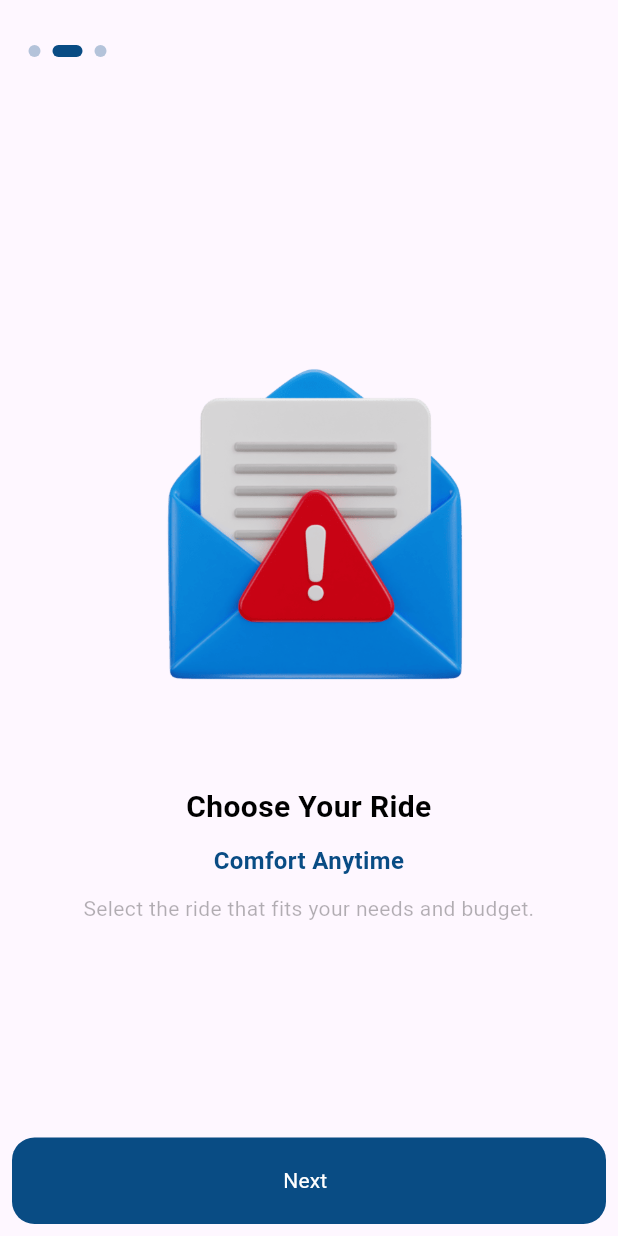
After one commit to saaadgawesh/uberClone, a Flutter app: the screen it shows after launch, after a tap on "Next", on a phone screen of 412 x 824 dp. The commit adds this screen. Run offline on Flutter 3.47's test engine with Material 3 defaults, Android fonts, the phone set to English and light mode, and no system bars; our stand-ins replace cached_network_image, flutter_map, latlong2, location.

Commit message:
landing page

```diff
--- a/lib/App.dart
+++ b/lib/App.dart
@@ -1,11 +1,11 @@
 import 'package:flutter/material.dart';
-import 'package:uberCloneRider/feature/navBar/screens/NavBar.dart';
+import 'package:uberCloneRider/feature/landingPages/landingPage.dart';
 
 class App extends StatelessWidget {
   const App({super.key});
 
   @override
   Widget build(BuildContext context) {
-    return MaterialApp(home: const Navbar(), debugShowCheckedModeBanner: false);
+    return MaterialApp(home: Landingpage(), debugShowCheckedModeBanner: false);
   }
 }
--- a/lib/core/resources/customAppText.dart
+++ b/lib/core/resources/customAppText.dart
@@ -1,4 +1,3 @@
-
 import 'package:flutter/material.dart';
 
 class CustomAppText extends StatelessWidget {
--- /dev/null
+++ b/lib/feature/landingPages/landingPage.dart
@@ -0,0 +1,137 @@
+import 'package:flutter/material.dart';
+import 'package:uberCloneRider/core/constant/App_Color.dart';
+import 'package:uberCloneRider/core/resources/App_Size.dart';
+import 'package:uberCloneRider/core/resources/CustomAppText.dart';
+import 'package:uberCloneRider/core/resources/customAppIcon.dart';
+import 'package:uberCloneRider/core/resources/sizedboxWidget.dart';
+import 'package:uberCloneRider/core/widgets/defaultElevatedButton.dart';
+import 'package:uberCloneRider/feature/landingPages/models/landingPageModel.dart';
+import 'package:uberCloneRider/feature/navBar/screens/NavBar.dart';
+
+class Landingpage extends StatefulWidget {
+  const Landingpage({super.key});
+
+  @override
+  State<Landingpage> createState() => _LandingpageState();
+}
+
+class _LandingpageState extends State<Landingpage> {
+  int currentIndex = 0;
+  final PageController _pageController = PageController();
+
+  @override
+  Widget build(BuildContext context) {
+    return Scaffold(
+      body: Column(
+        crossAxisAlignment: CrossAxisAlignment.end,
+
+        children: [
+          Padding(
+            padding: const EdgeInsets.only(top: 30, left: 15, right: 15),
+            child: Row(
+              mainAxisAlignment: MainAxisAlignment.spaceBetween,
+              children: [
+                if (currentIndex == 0)
+                  customAppIcon(AppColor.blueColor, Icons.language, 22,),
+                _buildDotsIndicator(),
+              ],
+            ),
+          ),
+          Expanded(
+            child: PageView.builder(
+              controller: _pageController,
+              itemCount: landingmodels.length,
+              physics: const BouncingScrollPhysics(),
+              onPageChanged: (index) {
+                setState(() {
+                  currentIndex = index;
+                });
+              },
+              itemBuilder: (context, index) {
+                final model = landingmodels[index];
+
+                return Padding(
+                  padding: const EdgeInsets.only(top: 25, left: 15, right: 15),
+                  child: Column(
+                    mainAxisAlignment: MainAxisAlignment.center,
+                    children: [
+                      Image.asset(model.image),
+                      heightSizedbox(20),
+
+                      CustomAppText(
+                        text: model.title,
+                        fontSize: 20,
+                        fontWeight: FontWeight.w700,
+                      ),
+
+                      heightSizedbox(10),
+
+                      CustomAppText(
+                        text: model.text,
+                        fontSize: 16,
+                        textColor: AppColor.blueColor,
+                        fontWeight: FontWeight.w700,
+                      ),
+
+                      heightSizedbox(10),
+
+                      Center(
+                        child: CustomAppText(
+                          text: model.desc,
+                          textColor: AppColor.blackColorwithopacity,
+                        ),
+                      ),
+                    ],
+                  ),
+                );
+              },
+            ),
+          ),
+        ],
+      ),
+
+      bottomNavigationBar: Padding(
+        padding: const EdgeInsets.all(8.0),
+        child: defaultElevatedButton(
+          textbutton: landingmodels[currentIndex].buttonText,
+          bgButtonColor: AppColor.blueColor,
+          textcolor: AppColor.whiteColor,
+          width: appWidth(context),
+          onPressed: () {
+            if (currentIndex < landingmodels.length - 1) {
+              _pageController.nextPage(
+                duration: const Duration(milliseconds: 300),
+                curve: Curves.easeInOut,
+              );
+            } else {
+              Navigator.of(
+                context,
+              ).push(MaterialPageRoute(builder: (context) => Navbar()));
+            }
+          },
+        ),
+      ),
+    );
+  }
+
+  Widget _buildDotsIndicator() {
+    return Row(
+      mainAxisAlignment: MainAxisAlignment.end,
+      children: List.generate(
+        landingmodels.length,
+        (index) => AnimatedContainer(
+          duration: const Duration(milliseconds: 300),
+          margin: const EdgeInsets.symmetric(horizontal: 4),
+          height: 8,
+          width: currentIndex == index ? 20 : 8,
+          decoration: BoxDecoration(
+            color: currentIndex == index
+                ? AppColor.blueColor
+                : AppColor.blueColor.withOpacity(0.3),
+            borderRadius: BorderRadius.circular(10),
+          ),
+        ),
+      ),
+    );
+  }
+}
--- /dev/null
+++ b/lib/feature/landingPages/models/landingPageModel.dart
@@ -0,0 +1,41 @@
+import 'package:uberCloneRider/core/constant/assets.dart';
+
+class Landingpagemodel {
+  final String image;
+  final String title;
+  final String text;
+  final String desc;
+  final String buttonText;
+
+  Landingpagemodel({
+    required this.image,
+    required this.title,
+    required this.text,
+    required this.desc,
+    required this.buttonText,
+  });
+}
+
+List<Landingpagemodel> landingmodels = [
+  Landingpagemodel(
+    image: Assets.homeImage,
+    title: "Welcome to Uber Clone",
+    text: "Easy & Fast",
+    desc: "Book rides easily and reach your destination safely.",
+    buttonText: "Next",
+  ),
+  Landingpagemodel(
+    image: Assets.homeImage,
+    title: "Choose Your Ride",
+    text: "Comfort Anytime",
+    desc: "Select the ride that fits your needs and budget.",
+    buttonText: "Next",
+  ),
+  Landingpagemodel(
+    image: Assets.homeImage,
+    title: "Let’s Get Started",
+    text: "Ready to Go",
+    desc: "Create an account and enjoy your journey.",
+    buttonText: "Get Started",
+  ),
+];
```
Also changed, not shown: lib/feature/Tabs/screens/profile.dart (+12 -9 lines), lib/feature/screens/widgets/ChooseYourBussinessitem.dart (deleted, +0 -106 lines).
